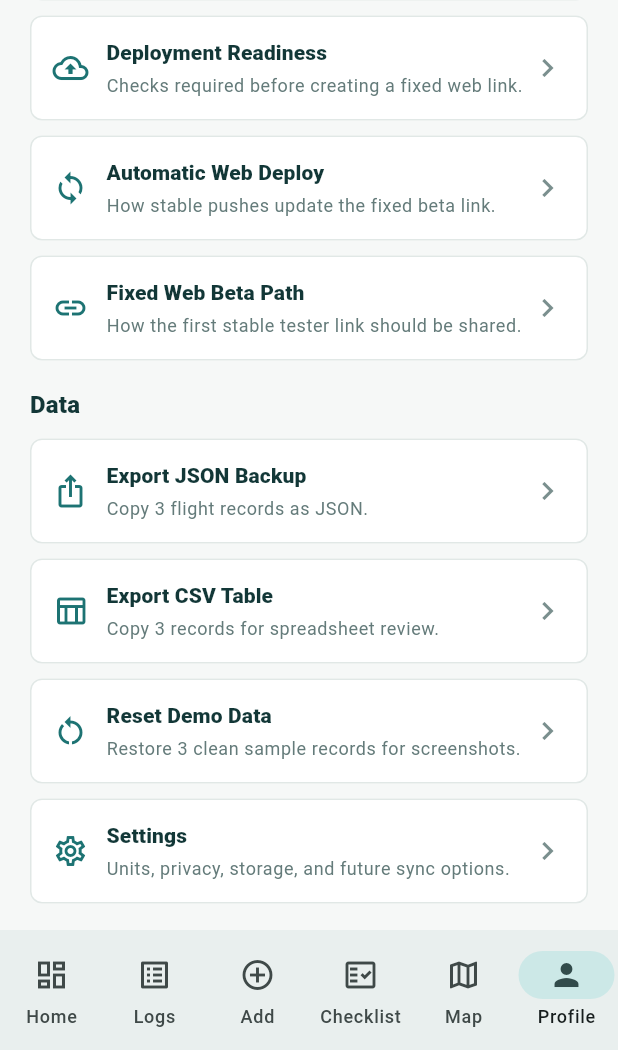
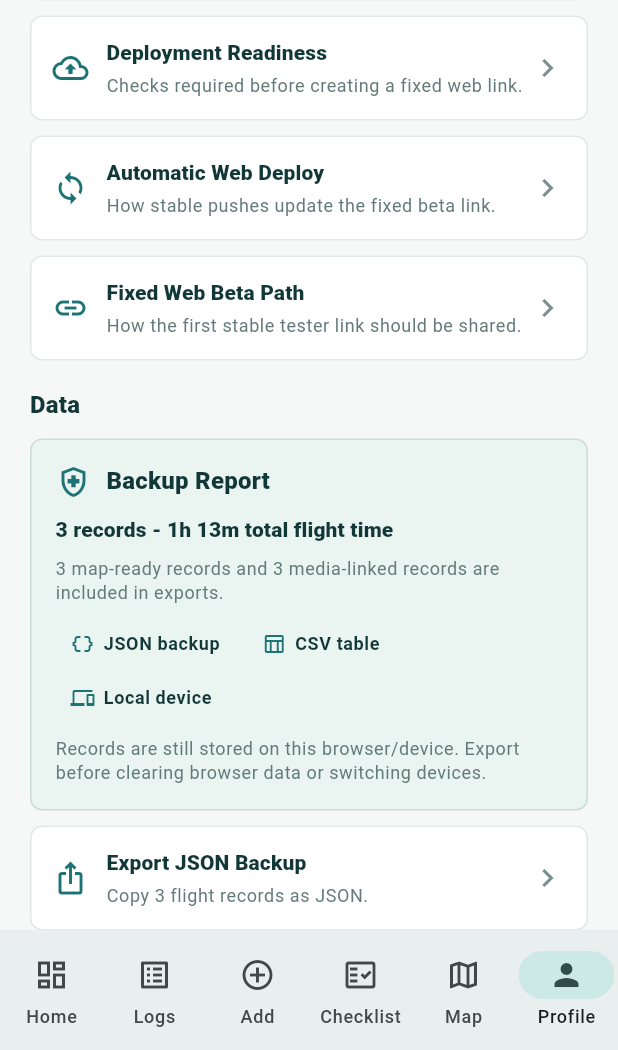
Before and after one commit to HouJue919/skylog, a Flutter app: the screen it shows after launch, item 6 of the bottom bar chosen, scrolled down 1728 dp, on a phone screen of 412 x 824 dp, the part 186-1236 px from its top. Run offline on Flutter 3.47's test engine with Material 3 defaults, Android fonts, the phone set to English and light mode, and no system bars; our stand-ins replace shared_preferences.

Commit message:
Add backup report

```diff
--- a/app/lib/main.dart
+++ b/app/lib/main.dart
@@ -6,8 +6,8 @@ import 'package:shared_preferences/shared_preferences.dart';
 
 const String _flightStorageKey = 'skylog_flights';
 const String _checklistStorageKey = 'skylog_preflight_checklist';
-const String _appVersionLabel = 'SkyLog v3.1';
-const String _appStageLabel = 'Device Profiles';
+const String _appVersionLabel = 'SkyLog v3.2';
+const String _appStageLabel = 'Backup Report';
 const int _preFlightChecklistTotal = 6;
 
 const List<String> _preFlightChecklistItems = [
@@ -22,6 +22,18 @@ const List<String> _preFlightChecklistItems = [
 int _durationMinutesFor(String duration) {
   final match = RegExp(r'\d+').firstMatch(duration);
   return match == null ? 0 : int.parse(match.group(0)!);
+}
+
+String _formatMinutes(int totalMinutes) {
+  final hours = totalMinutes ~/ 60;
+  final remainingMinutes = totalMinutes % 60;
+  if (hours == 0) {
+    return '${remainingMinutes}m';
+  }
+  if (remainingMinutes == 0) {
+    return '${hours}h';
+  }
+  return '${hours}h ${remainingMinutes}m';
 }
 
 class FlightRecord {
@@ -1898,6 +1910,13 @@ Important:
             const SizedBox(height: 18),
             const _FormSectionTitle('Data'),
             const SizedBox(height: 10),
+            _BackupReportCard(
+              totalFlights: flights.length,
+              totalMinutes: _totalFlightMinutes,
+              mappedFlights: _mappedFlightCount,
+              mediaFlights: _mediaFlightCount,
+            ),
+            const SizedBox(height: 10),
             _SettingsTile(
               key: const Key('export-json-button'),
               icon: Icons.ios_share,
@@ -3269,15 +3288,7 @@ class _DroneProfileSummary {
       totalFlights == 1 ? '1 flight' : '$totalFlights flights';
 
   String get timeLabel {
-    final hours = totalMinutes ~/ 60;
-    final remainingMinutes = totalMinutes % 60;
-    if (hours == 0) {
-      return '${remainingMinutes}m';
-    }
-    if (remainingMinutes == 0) {
-      return '${hours}h';
-    }
-    return '${hours}h ${remainingMinutes}m';
+    return _formatMinutes(totalMinutes);
   }
 }
 
@@ -3364,6 +3375,93 @@ class _DroneProfileCard extends StatelessWidget {
                 ),
               ],
             ),
+          ),
+        ],
+      ),
+    );
+  }
+}
+
+class _BackupReportCard extends StatelessWidget {
+  const _BackupReportCard({
+    required this.totalFlights,
+    required this.totalMinutes,
+    required this.mappedFlights,
+    required this.mediaFlights,
+  });
+
+  final int totalFlights;
+  final int totalMinutes;
+  final int mappedFlights;
+  final int mediaFlights;
+
+  @override
+  Widget build(BuildContext context) {
+    final bodyStyle = Theme.of(
+      context,
+    ).textTheme.bodySmall?.copyWith(color: const Color(0xFF647B7A));
+
+    return Container(
+      padding: const EdgeInsets.all(16),
+      decoration: BoxDecoration(
+        color: const Color(0xFFEAF4F1),
+        borderRadius: BorderRadius.circular(8),
+        border: Border.all(color: const Color(0xFFC9DCD8)),
+      ),
+      child: Column(
+        crossAxisAlignment: CrossAxisAlignment.start,
+        children: [
+          Row(
+            children: [
+              const Icon(
+                Icons.health_and_safety_outlined,
+                color: Color(0xFF1D7373),
+              ),
+              const SizedBox(width: 10),
+              Expanded(
+                child: Text(
+                  'Backup Report',
+                  style: Theme.of(context).textTheme.titleMedium?.copyWith(
+                    color: const Color(0xFF123737),
+                    fontWeight: FontWeight.w800,
+                  ),
+                ),
+              ),
+            ],
+          ),
+          const SizedBox(height: 10),
+          Text(
+            '$totalFlights records - ${_formatMinutes(totalMinutes)} total flight time',
+            style: Theme.of(context).textTheme.titleSmall?.copyWith(
+              color: const Color(0xFF123737),
+              fontWeight: FontWeight.w800,
+            ),
+          ),
+          const SizedBox(height: 8),
+          Text(
+            '$mappedFlights map-ready records and $mediaFlights media-linked records are included in exports.',
+            style: bodyStyle,
+          ),
+          const SizedBox(height: 12),
+          Wrap(
+            spacing: 8,
+            runSpacing: 8,
+            children: const [
+              _MiniStatChip(icon: Icons.data_object, label: 'JSON backup'),
+              _MiniStatChip(
+                icon: Icons.table_chart_outlined,
+                label: 'CSV table',
+              ),
+              _MiniStatChip(
+                icon: Icons.devices_outlined,
+                label: 'Local device',
+              ),
+            ],
+          ),
+          const SizedBox(height: 12),
+          Text(
+            'Records are still stored on this browser/device. Export before clearing browser data or switching devices.',
+            style: bodyStyle,
           ),
         ],
       ),
```
Also changed, not shown: 6 other files.
